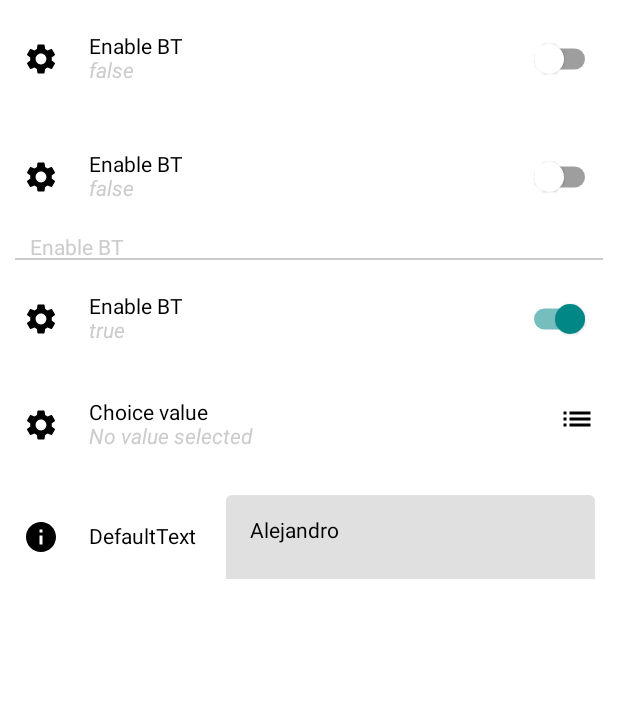
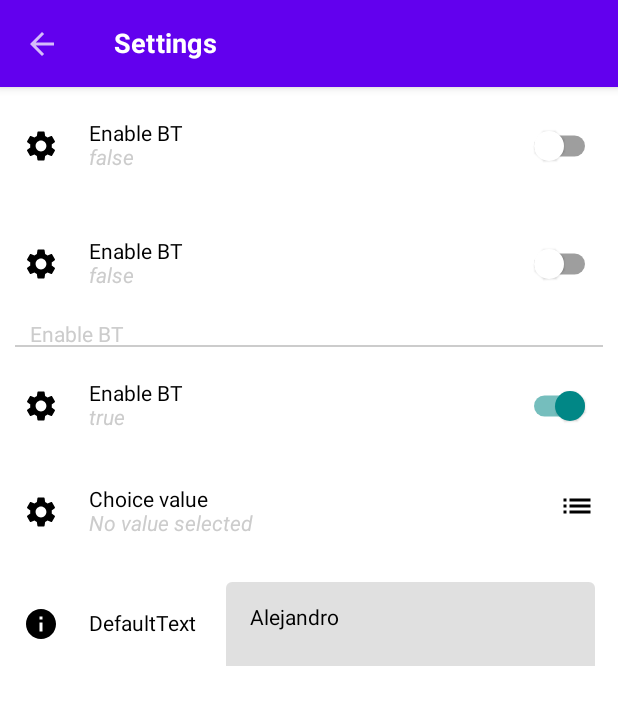
Before and after one commit to aldajo92/MardanRobotPlatform, an Android app built with Jetpack Compose: the SettingsActivity screen opened directly, with no data from a screen before it, on a phone screen of 412 x 824 dp. Shown: the top 705 px of the screen. Run offline under Robolectric (Android 15) with nearby library versions, the phone set to English and light mode, and no system bars; our stand-ins replace Dagger/Hilt's generated code.

Commit message:
added AppBar for Settings screen

```diff
--- a/AndroidApp/app/build.gradle
+++ b/AndroidApp/app/build.gradle
@@ -61,7 +61,6 @@ dependencies {
     implementation 'androidx.activity:activity-compose:1.4.0'
     implementation "androidx.compose.ui:ui:1.2.1"
     implementation "androidx.compose.ui:ui-tooling-preview:1.2.1"
-    implementation 'androidx.compose.material3:material3:1.0.0-alpha13'
     implementation 'androidx.compose.material:material:1.2.1'
     implementation 'androidx.compose.runtime:runtime-livedata:1.2.1'
     implementation "androidx.lifecycle:lifecycle-livedata-ktx:2.5.1"
--- a/AndroidApp/app/src/main/java/com/aldajo92/mardanrobot/_settings/SettingsActivity.kt
+++ b/AndroidApp/app/src/main/java/com/aldajo92/mardanrobot/_settings/SettingsActivity.kt
@@ -1,21 +1,32 @@
 package com.aldajo92.mardanrobot._settings
 
+import android.annotation.SuppressLint
 import android.os.Bundle
 import androidx.activity.ComponentActivity
 import androidx.activity.compose.setContent
 import androidx.compose.foundation.layout.fillMaxSize
 import androidx.compose.foundation.lazy.LazyColumn
 import androidx.compose.foundation.lazy.items
+import androidx.compose.material.Scaffold
 import androidx.compose.runtime.Composable
 import androidx.compose.ui.Modifier
 import com.aldajo92.mardanrobot._settings.model.visitor.*
+import com.aldajo92.mardanrobot.ui.components.AppBarWithArrow
 
 class SettingsActivity : ComponentActivity() {
 
+    @SuppressLint("UnusedMaterialScaffoldPaddingParameter")
     override fun onCreate(savedInstanceState: Bundle?) {
         super.onCreate(savedInstanceState)
         setContent {
-            BodyContent()
+            Scaffold(modifier = Modifier.fillMaxSize(), topBar = {
+                AppBarWithArrow(
+                    title = "Settings",
+                    onBackPressed = this::onBackPressed
+                )
+            }) {
+                BodyContent()
+            }
         }
     }
 
--- /dev/null
+++ b/AndroidApp/app/src/main/java/com/aldajo92/mardanrobot/ui/components/AppBars.kt
@@ -0,0 +1,56 @@
+package com.aldajo92.mardanrobot.ui.components
+
+import androidx.compose.foundation.background
+import androidx.compose.foundation.layout.fillMaxWidth
+import androidx.compose.foundation.layout.height
+import androidx.compose.foundation.layout.padding
+import androidx.compose.material.*
+import androidx.compose.material.icons.Icons
+import androidx.compose.material.icons.filled.ArrowBack
+import androidx.compose.runtime.Composable
+import androidx.compose.ui.Modifier
+import androidx.compose.ui.draw.alpha
+import androidx.compose.ui.graphics.Color
+import androidx.compose.ui.text.font.FontWeight
+import androidx.compose.ui.tooling.preview.Preview
+import androidx.compose.ui.unit.dp
+import androidx.compose.ui.unit.sp
+
+@Preview
+@Composable
+fun AppBarWithArrow(
+    title: String? = "CustomTitle",
+    starMarked: Boolean = false,
+    onStarClicked: () -> Unit = {},
+    onBackPressed: () -> Unit = {},
+) {
+    TopAppBar(
+        modifier = Modifier
+            .fillMaxWidth()
+            .height(58.dp)
+            .background(color = MaterialTheme.colors.primary),
+        navigationIcon = {
+            IconButton(modifier = Modifier
+                .alpha(ContentAlpha.medium),
+                onClick = {
+                    onBackPressed()
+                }
+            ) {
+                Icon(
+                    imageVector = Icons.Default.ArrowBack,
+                    contentDescription = "Search Icon"
+                )
+            }
+        },
+        title = {
+            Text(
+                modifier = Modifier
+                    .padding(4.dp),
+                text = title ?: "",
+                color = Color.White,
+                fontSize = 18.sp,
+                fontWeight = FontWeight.Bold,
+            )
+        }
+    )
+}
```
